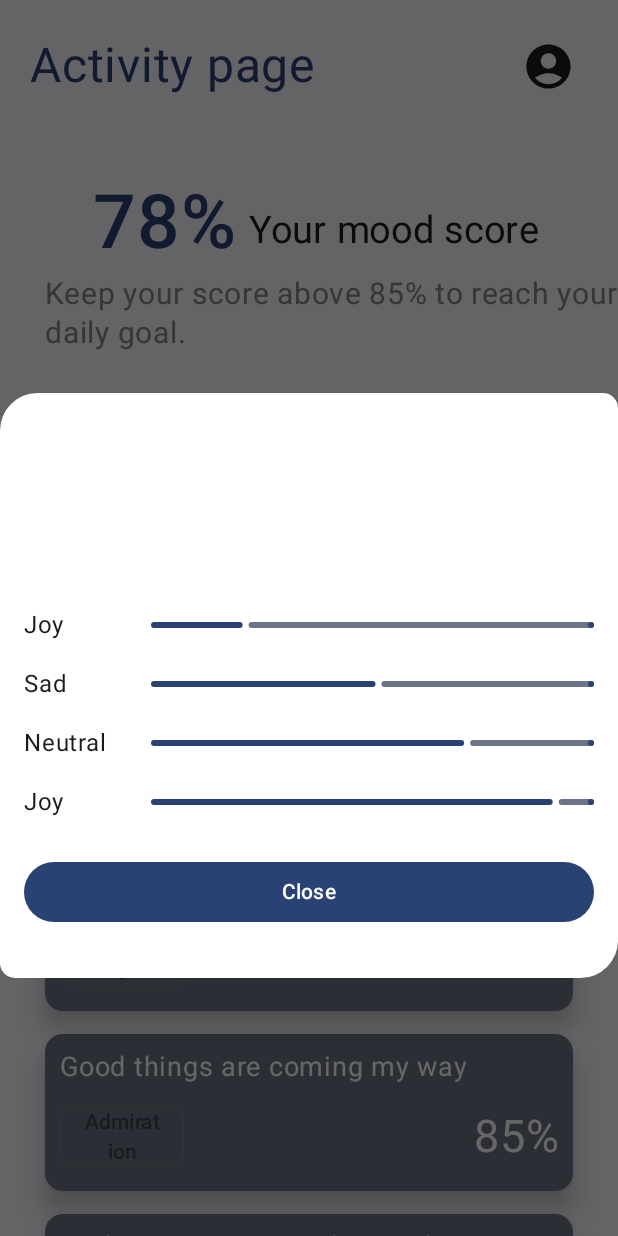
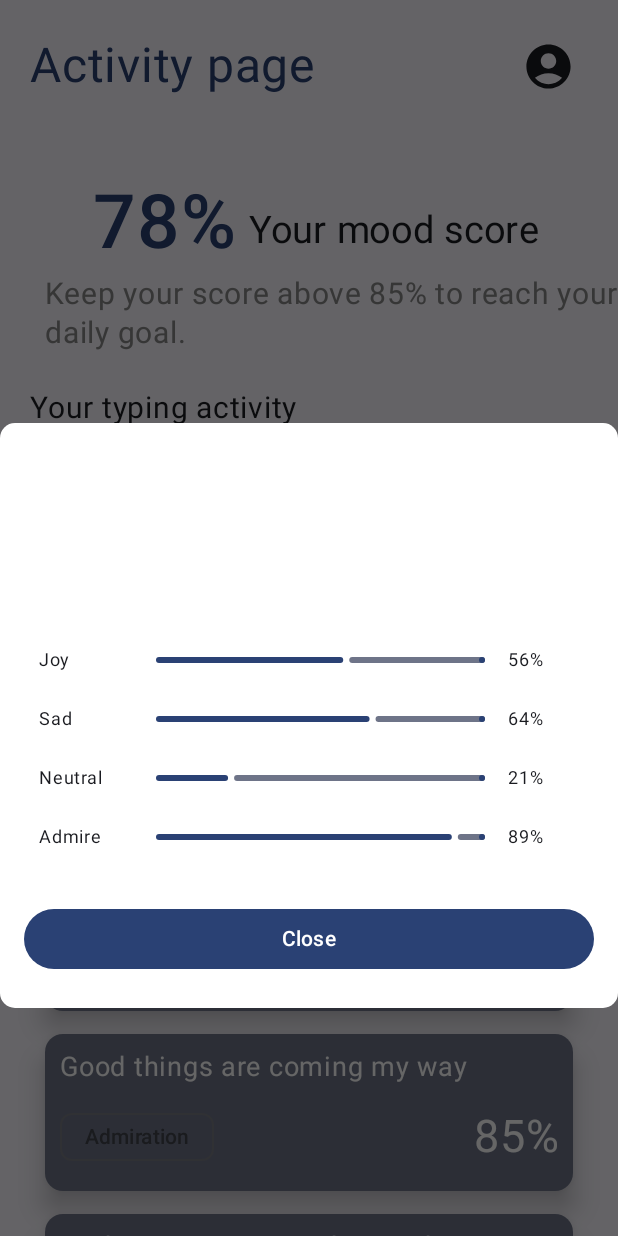
Before and after one commit to chamajay/deepsense, an Android app built with Jetpack Compose: the ActivityScreen screen opened through its navigation route, after a tap on "My dog passed away today", on a phone screen of 412 x 824 dp. Run offline under Robolectric (Android 15) with nearby library versions, the phone set to English and light mode, and no system bars; our stand-ins replace Dagger/Hilt's generated code.

Commit message:
Add progress bar animation, Fix chip component.

```diff
--- a/app/src/main/java/com/codestack/deepsense/screens/activity/ActivityScreen.kt
+++ b/app/src/main/java/com/codestack/deepsense/screens/activity/ActivityScreen.kt
@@ -4,6 +4,10 @@ package com.codestack.deepsense.screens.activity
 import android.content.res.Configuration
 import android.util.Log
 import android.widget.Toast
+import androidx.compose.animation.core.FastOutSlowInEasing
+import androidx.compose.animation.core.LinearOutSlowInEasing
+import androidx.compose.animation.core.animateFloatAsState
+import androidx.compose.animation.core.tween
 import androidx.compose.foundation.background
 import androidx.compose.foundation.layout.*
 import androidx.compose.foundation.lazy.LazyColumn
@@ -12,9 +16,7 @@ import androidx.compose.foundation.shape.RoundedCornerShape
 import androidx.compose.material.icons.Icons
 import androidx.compose.material.icons.filled.AccountCircle
 import androidx.compose.material3.*
-import androidx.compose.runtime.Composable
-import androidx.compose.runtime.mutableStateOf
-import androidx.compose.runtime.remember
+import androidx.compose.runtime.*
 import androidx.compose.ui.Alignment
 import androidx.compose.ui.Modifier
 import androidx.compose.ui.draw.clip
@@ -32,8 +34,6 @@ import com.codestack.deepsense.ui.theme.DeepSenseTheme
 
 import java.util.*
 
-@Composable
-fun ActivityScreen() {
 
     val moodList = arrayOf("Joy", "Suicidal", "Sadness", "Admiration", "Neutral")
     val moodStatusList = arrayOf(
@@ -48,6 +48,17 @@ fun ActivityScreen() {
     val allValues = arrayOf(moodStatusList, moodList, percentageList)
 
     val valueLength = moodList.size + moodStatusList.size + percentageList.size
+
+// progress indicator values
+
+val mood = arrayOf("Joy","Sad","Neutral", "Admire")
+val percentage = arrayOf("56","64","21","89")
+
+
+@Composable
+fun ActivityScreen() {
+
+
     Log.d("Total length : ", valueLength.toString())
 
 
@@ -93,17 +104,6 @@ fun ActivityScreen() {
                         percentage = percentageList[index],
                     )
 
-//                                for(i in 0..allValues.size){
-//                                    ActivityCard(
-//
-//                                        moodStatus = allValues[0][index],
-//                                        emotion = allValues[1][index],
-//                                        percentage = allValues[2][index],
-//                                    )
-//                                }
-
-
-                    //ActivityCard("Good things are coming my way","Admiration","85")
                 }
             }
         }
@@ -111,34 +111,65 @@ fun ActivityScreen() {
 }
 
 
+//@Composable
+//fun LinearProgressIndicator() {
+//
+//
+//
+//    Column(horizontalAlignment = Alignment.CenterHorizontally)
+//    {
+//        Row(verticalAlignment = Alignment.CenterVertically) {
+//            Text(text = "Joy", modifier = Modifier.weight(2f))
+//            LinearProgressIndicator(progress = 0.2f, modifier = Modifier.weight(7f))
+//        }
+//        Spacer(Modifier.height(15.dp))
+//
+//        Row(verticalAlignment = Alignment.CenterVertically) {
+//            Text(text = "Sad", modifier = Modifier.weight(2f))
+//            LinearProgressIndicator(progress = 0.5f, modifier = Modifier.weight(7f))
+//        }
+//
+//        Spacer(Modifier.height(15.dp))
+//
+//        Row(verticalAlignment = Alignment.CenterVertically) {
+//            Text(text = "Neutral", modifier = Modifier.weight(2f))
+//            LinearProgressIndicator(progress = 0.7f, modifier = Modifier.weight(7f))
+//        }
+//        Spacer(Modifier.height(15.dp))
+//
+//        Row(verticalAlignment = Alignment.CenterVertically) {
+//            Text(text = "Joy", modifier = Modifier.weight(2f))
+//            LinearProgressIndicator(progress = 0.9f, modifier = Modifier.weight(7f))
+//        }
+//
+//    }
+//}
+
 @Composable
-fun LinearProgressIndicator() {
+fun LinearProgressIndicator(mood: String, percentage: Float) {
+    var progress by remember { mutableStateOf(0.1f) }
+    val size by animateFloatAsState(
+        targetValue = progress,
+        tween(durationMillis = 1000, delayMillis = 200, easing = LinearOutSlowInEasing))
 
     Column(horizontalAlignment = Alignment.CenterHorizontally)
     {
         Row(verticalAlignment = Alignment.CenterVertically) {
-            Text(text = "Joy", modifier = Modifier.weight(2f))
-            LinearProgressIndicator(progress = 0.2f, modifier = Modifier.weight(7f))
+            Text(text = mood, modifier = Modifier
+                .weight(2.5f)
+                .padding(end = 2.dp), fontSize = 12.sp)
+            LinearProgressIndicator(progress = size, modifier = Modifier.weight(7f))
+
+            LaunchedEffect(key1 = true){
+                progress = percentage/100
+            }
+
+
+            Text(text = percentage.toString().substringBefore(".")+"%" ,modifier = Modifier
+                .weight(2f)
+                .padding(start = 15.dp), fontSize = 12.sp)
         }
         Spacer(Modifier.height(15.dp))
-
-        Row(verticalAlignment = Alignment.CenterVertically) {
-            Text(text = "Sad", modifier = Modifier.weight(2f))
-            LinearProgressIndicator(progress = 0.5f, modifier = Modifier.weight(7f))
-        }
-
-        Spacer(Modifier.height(15.dp))
-
-        Row(verticalAlignment = Alignment.CenterVertically) {
-            Text(text = "Neutral", modifier = Modifier.weight(2f))
-            LinearProgressIndicator(progress = 0.7f, modifier = Modifier.weight(7f))
-        }
-        Spacer(Modifier.height(15.dp))
-
-        Row(verticalAlignment = Alignment.CenterVertically) {
-            Text(text = "Joy", modifier = Modifier.weight(2f))
-            LinearProgressIndicator(progress = 0.9f, modifier = Modifier.weight(7f))
-        }
 
     }
 }
@@ -149,7 +180,8 @@ fun CustomPopUpDialog(onDismiss: () -> Unit, title: String, desc: String) {
     Dialog(onDismissRequest = onDismiss) {
         Box(
             modifier = Modifier
-                .height(560.dp)
+                .height(520.dp)
+
         ) {
             Column(modifier = Modifier)
             {
@@ -159,15 +191,18 @@ fun CustomPopUpDialog(onDismiss: () -> Unit, title: String, desc: String) {
                         .height(390.dp)
                         .background(
                             color = MaterialTheme.colorScheme.onPrimary,
-                            shape = RoundedCornerShape(25.dp, 10.dp, 25.dp, 10.dp)
+                            //shape = RoundedCornerShape(25.dp, 10.dp, 25.dp, 10.dp)
+                            shape = RoundedCornerShape(10.dp)
+
                         )
                 ) {
                     Column(
-                        modifier = Modifier.padding(16.dp),
-                        horizontalAlignment = Alignment.CenterHorizontally
+                        modifier = Modifier.padding(16.dp).fillMaxHeight(),
+                        horizontalAlignment = Alignment.CenterHorizontally,
+                        verticalArrangement = Arrangement.SpaceEvenly
                     )
                     {
-                        Spacer(modifier = Modifier.height(24.dp))
+                        //Spacer(modifier = Modifier.height(24.dp))
                         Text(
                             text = title,
                             textAlign = TextAlign.Center,
@@ -182,16 +217,46 @@ fun CustomPopUpDialog(onDismiss: () -> Unit, title: String, desc: String) {
                             text = desc,
                             textAlign = TextAlign.Center,
                             modifier = Modifier
-                                .padding(top = 10.dp, start = 25.dp, end = 25.dp)
+                                .padding(top = 10.dp, start = 10.dp, end = 10.dp)
                                 .fillMaxWidth(),
                             style = MaterialTheme.typography.bodyLarge,
                             color = MaterialTheme.colorScheme.onPrimaryContainer,
                         )
-                        Spacer(modifier = Modifier.height(24.dp))
+                        Spacer(modifier = Modifier.height(10.dp))
 
-                        LinearProgressIndicator()
+                        LazyColumn(
+                            contentPadding = PaddingValues(10.dp),
 
-                        Spacer(modifier = Modifier.height(24.dp))
+                            )
+                        {
+                            itemsIndexed(items = mood) { index, item ->
+
+                                Log.d("Current item : ", item)
+                                Log.d("CurrentIndex : ", index.toString())
+
+                                LinearProgressIndicator(
+                                    mood = mood[index],
+                                    percentage = percentage[index].toFloat()
+                                )
+
+                            }
+//                            item{
+//                                Spacer(modifier = Modifier.height(24.dp))
+//                                Button(
+//                                    onClick = onDismiss,
+//                                    modifier = Modifier
+//                                        .fillMaxWidth()
+//                                        .clip(RoundedCornerShape(5.dp))
+//                                ) {
+//                                    Text(
+//                                        text = "Close",
+//                                        color = Color.White
+//                                    )
+//                                }
+//                            }
+
+                        }
+                        //Spacer(modifier = Modifier.height(24.dp))
                         Button(
                             onClick = onDismiss,
                             modifier = Modifier
@@ -203,6 +268,7 @@ fun CustomPopUpDialog(onDismiss: () -> Unit, title: String, desc: String) {
                                 color = Color.White
                             )
                         }
+
                     }
                 }
             }
@@ -253,7 +319,8 @@ fun ActivityCard(moodStatus: String, emotion: String, percentage: String) {
                     SuggestionChip(
                         onClick = { /* Do something! */ },
                         label = { Text(text = emotion, textAlign = TextAlign.Center) },
-                        modifier = Modifier.weight(2f)
+
+                       // modifier = Modifier.weight(3f)
 
                     )
                     //Spacer(modifier = Modifier.padding(10.dp))
@@ -404,11 +471,12 @@ fun DefaultView() {
 //        }
 
         //ActivityCard(moodStatus = "I feel lucky to have a friend like you", "Joy","76")
+        LinearProgressIndicator("Neutral",0.4f)
 
-        CustomPopUpDialog(
-            onDismiss = {},
-            "Mood status",
-            "Dialog description will be visible here, Some long text should be there"
-        )
+//        CustomPopUpDialog(
+//            onDismiss = {},
+//            "Mood status",
+//            "Dialog description will be visible here, Some long text should be there"
+//        )
     }
 }
```
